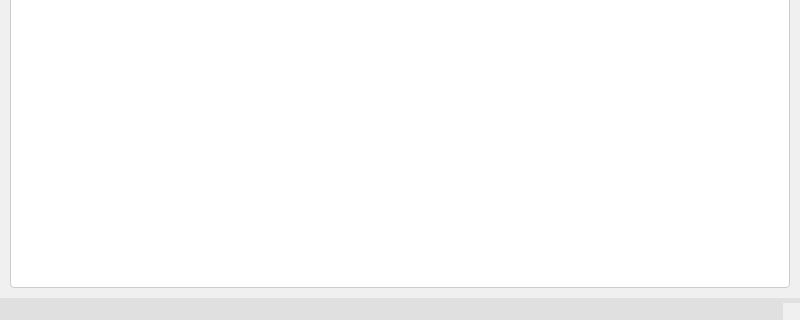
First picture: the form in AdtConsistencyCheck/ui/AdtConsistencyCheckApp.ui, repository gaopeng2020/Qt, before the edit; both pictures show x 0 to 800 and y 280 to 600 of the 800 by 600 pixel window.
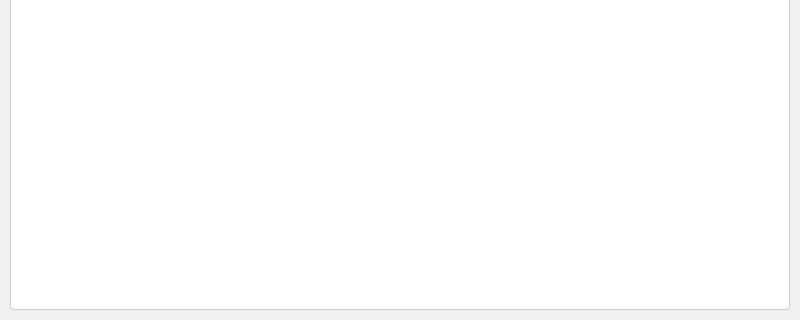
Second picture: the form after the edit. Icons and pictures are not drawn.

The edit to the form file:
```diff
--- a/AdtConsistencyCheck/ui/AdtConsistencyCheckApp.ui
+++ b/AdtConsistencyCheck/ui/AdtConsistencyCheckApp.ui
@@ -178,7 +178,7 @@
                 </rect>
             </property>
         </widget>
-        <widget class="QStatusBar" name="statusbar"/>
+<!--        <widget class="QStatusBar" name="statusbar"/>-->
         <widget class="QToolBar" name="toolBar">
             <property name="windowTitle">
                 <string>工具栏</string>
```
Left out of the diff: 7 changed lines with no effect on the pictures.
